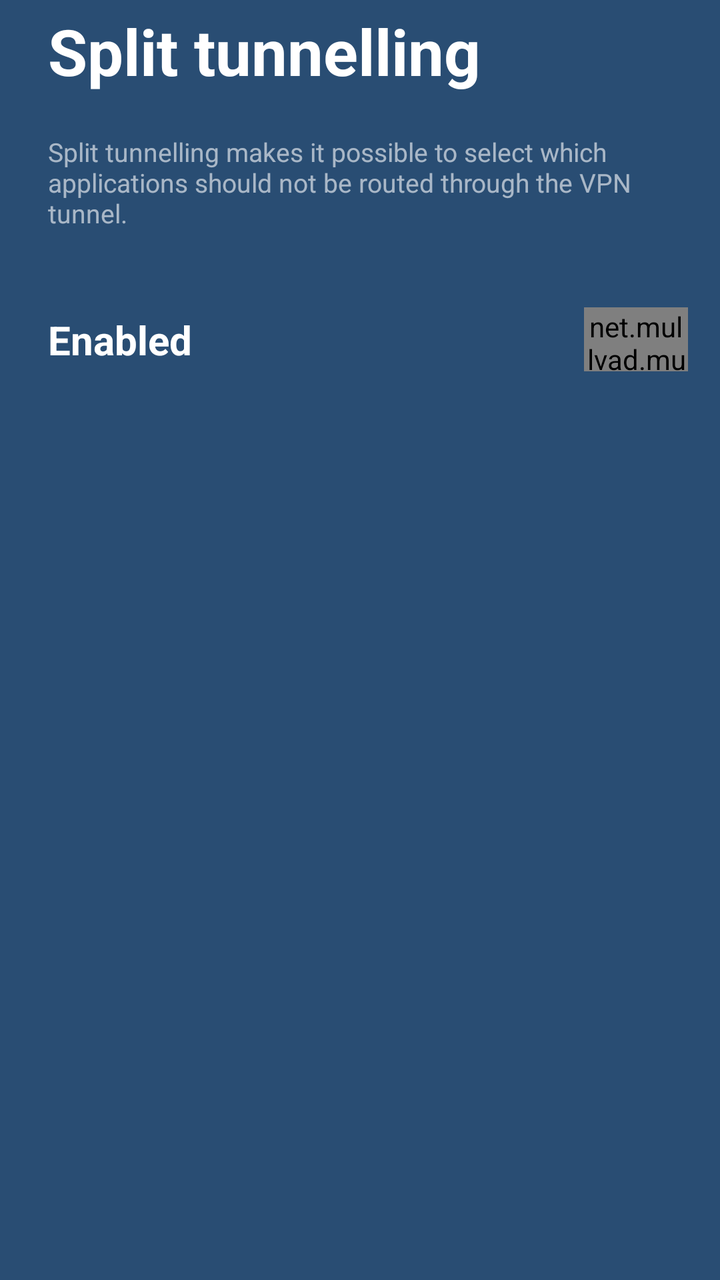
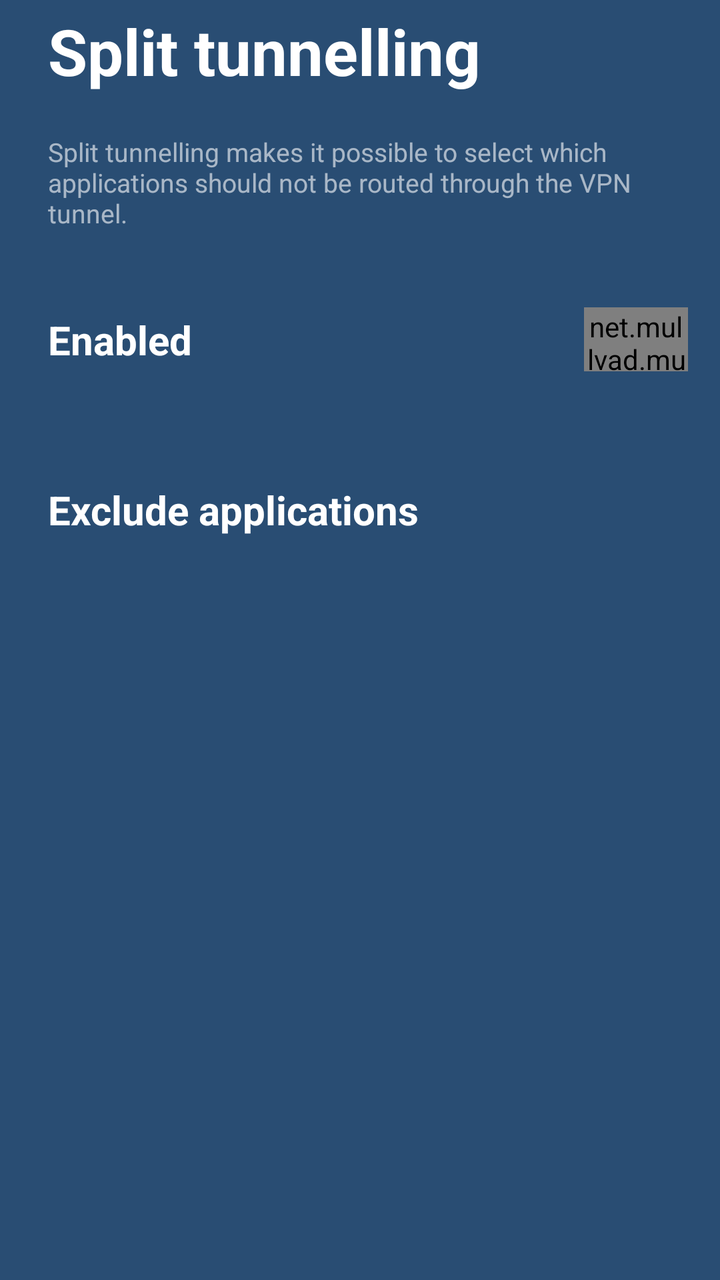

The first picture is an Android layout as it rendered before a commit; the second is the same layout after the commit. The layout source and the unified diff follow.
<!-- AndroidManifest.xml: application theme AppTheme -->
<!-- res/layout/split_tunnelling_header.xml -->
<LinearLayout xmlns:android="http://schemas.android.com/apk/res/android"
              android:layout_width="match_parent"
              android:layout_height="wrap_content"
              android:orientation="vertical"
              android:gravity="left">
    <TextView android:id="@+id/expanded_title"
              android:layout_width="wrap_content"
              android:layout_height="wrap_content"
              android:layout_weight="0"
              android:layout_marginLeft="24dp"
              android:layout_marginTop="4dp"
              android:layout_marginBottom="12dp"
              android:text="@string/split_tunnelling"
              android:textColor="@color/white"
              android:textSize="32sp"
              android:textStyle="bold" />
    <TextView android:layout_width="match_parent"
              android:layout_height="wrap_content"
              android:paddingTop="8dp"
              android:paddingHorizontal="24dp"
              android:text="@string/split_tunnelling_description"
              android:textColor="@color/white60"
              android:textSize="13sp" />
    <LinearLayout android:id="@+id/enabled"
                  android:layout_width="match_parent"
                  android:layout_height="wrap_content"
                  android:layout_marginTop="24dp"
                  android:paddingHorizontal="16dp"
                  android:background="@drawable/cell_button_background"
                  android:gravity="center">
        <TextView android:layout_width="wrap_content"
                  android:layout_height="wrap_content"
                  android:layout_weight="1"
                  android:paddingHorizontal="8dp"
                  android:paddingVertical="17dp"
                  android:textColor="@color/white"
                  android:textSize="20sp"
                  android:textStyle="bold"
                  android:text="@string/enabled" />
        <net.mullvad.mullvadvpn.ui.CellSwitch android:id="@+id/enabled_toggle"
                                              android:layout_width="52dp"
                                              android:layout_height="32dp"
                                              android:layout_weight="0" />
    </LinearLayout>
</LinearLayout>
<!-- resources referenced by this layout -->
<resources>
  <color name="white">#FFFFFF</color>
  <color name="white60">#99FFFFFF</color>
  <!-- drawable cell_button_background (drawable) -->
  <?xml version="1.0" encoding="utf-8"?>
  <selector xmlns:android="http://schemas.android.com/apk/res/android">
      <item android:state_pressed="false">
          <shape android:shape="rectangle">
              <solid android:color="@color/blue" />
          </shape>
      </item>
      <item android:state_pressed="true">
          <shape android:shape="rectangle">
              <solid android:color="@color/blue80" />
          </shape>
      </item>
  </selector>
  <string name="enabled">Enabled</string>
  <string name="split_tunnelling">Split tunnelling</string>
  <string name="split_tunnelling_description">Split tunnelling makes it possible to select which
      applications should not be routed through the VPN tunnel.</string>
  <style name="AppTheme" parent="Theme.AppCompat.NoActionBar">
          <item name="colorPrimary">@color/colorPrimary</item>
          <item name="android:windowBackground">@color/blue</item>
      </style>
  <color name="blue">#294D73</color>
  <color name="blue80">#CC294D73</color>
  <color name="colorPrimary">#294D73</color>
</resources>

<!-- the commit's change to res/layout/split_tunnelling_header.xml (unified diff, before → after) -->
@@ -42,4 +42,20 @@
                                               android:layout_height="32dp"
                                               android:layout_weight="0" />
     </LinearLayout>
+    <LinearLayout android:layout_width="match_parent"
+                  android:layout_height="wrap_content"
+                  android:layout_marginTop="24dp"
+                  android:paddingHorizontal="16dp"
+                  android:background="@drawable/cell_button_background"
+                  android:gravity="center">
+        <TextView android:layout_width="wrap_content"
+                  android:layout_height="wrap_content"
+                  android:layout_weight="1"
+                  android:paddingHorizontal="8dp"
+                  android:paddingVertical="17dp"
+                  android:textColor="@color/white"
+                  android:textSize="20sp"
+                  android:textStyle="bold"
+                  android:text="@string/exclude_applications" />
+    </LinearLayout>
 </LinearLayout>
<!-- resource entries referenced after the edit -->
@@ -17,6 +17,7 @@
       </item>
   </selector>
   <string name="enabled">Enabled</string>
+  <string name="exclude_applications">Exclude applications</string>
   <string name="split_tunnelling">Split tunnelling</string>
   <string name="split_tunnelling_description">Split tunnelling makes it possible to select which
       applications should not be routed through the VPN tunnel.</string>
